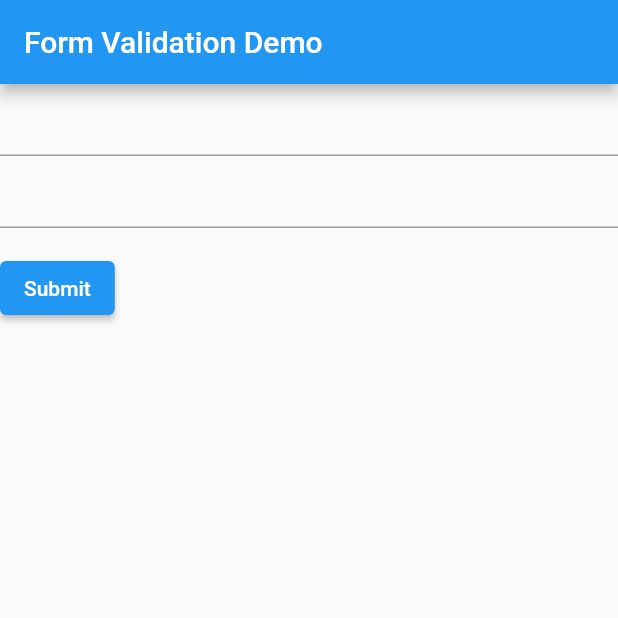
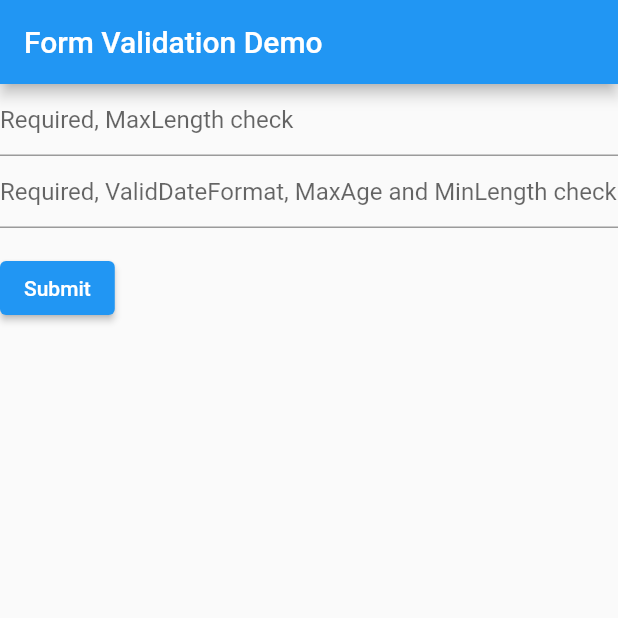
Before and after one commit to kovaccc/simple-form-validator, a Flutter app: the screen it shows after launch, on a phone screen of 412 x 824 dp, the top half of it. Run offline on Flutter 3.47's test engine with Material 2 defaults, Android fonts, the phone set to English and light mode, and no system bars.

Commit message:
updated example

```diff
--- a/example/lib/main.dart
+++ b/example/lib/main.dart
@@ -42,6 +42,9 @@ class MyCustomFormState extends State<MyCustomForm> {
         crossAxisAlignment: CrossAxisAlignment.start,
         children: [
           TextFormField(
+            decoration: const InputDecoration(
+              hintText: 'Required, MaxLength check',
+            ),
             validator: (value) {
               return Validator.validate(value, [
                 Required("Input required"),
@@ -50,6 +53,9 @@ class MyCustomFormState extends State<MyCustomForm> {
             },
           ),
           TextFormField(
+            decoration: const InputDecoration(
+              hintText: 'Required, ValidDateFormat, MaxAge and MinLength check',
+            ),
             validator: (value) {
               return Validator.validate(value, [
                 Required("Input is required"),
```
